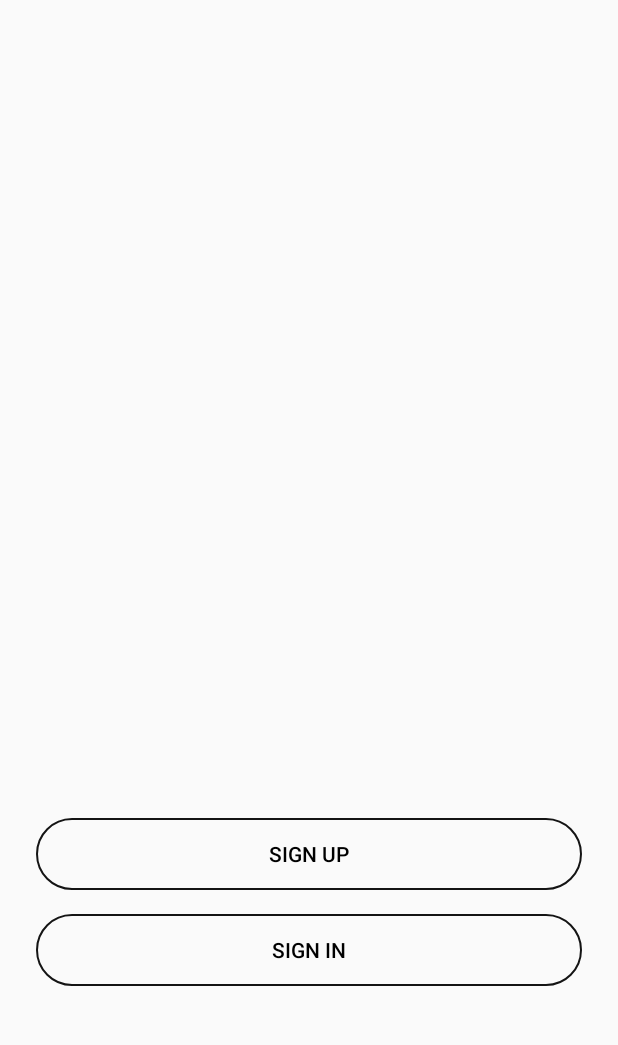
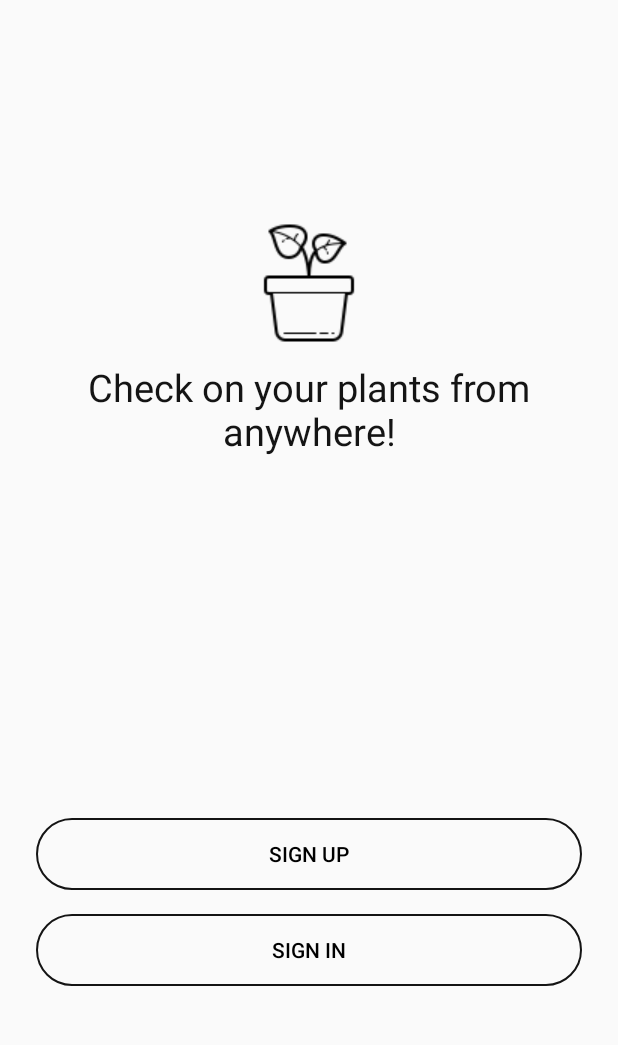
Before and after one commit to tmastrom/PlantMonitor-Android, an Android app: the screen it shows after launch (DashboardActivity), on a phone screen of 412 x 824 dp, the part 124-1169 px from its top. Run offline under Robolectric (Android 15) with nearby library versions, the phone set to English and light mode, and no system bars; our stand-ins replace Firebase (no records; nobody signed in at launch, a user with empty details on screens opened directly), data binding; libraries missing offline, so code that uses them is left out: com.firebase.ui, org.kodein.di; 3 statements that could not run were skipped.

Commit message:
add image and quote to home page

```diff
--- a/app/src/main/res/layout/fragment_home.xml
+++ b/app/src/main/res/layout/fragment_home.xml
@@ -59,6 +59,28 @@
             app:layout_constraintEnd_toEndOf="parent"
             app:layout_constraintStart_toStartOf="parent" />
 
+        <TextView
+            android:id="@+id/app_description"
+            android:layout_width="wrap_content"
+            android:layout_height="wrap_content"
+            android:text="Check on your plants from anywhere!"
+            android:textAlignment="center"
+            android:textColor="@color/colorAccent"
+            android:textSize="25sp"
+            app:layout_constraintBottom_toTopOf="@+id/btn_signup"
+            app:layout_constraintEnd_toEndOf="parent"
+            app:layout_constraintStart_toStartOf="parent"
+            app:layout_constraintTop_toBottomOf="@+id/title_text" />
+
+        <ImageView
+            android:id="@+id/imageView"
+            android:layout_width="wrap_content"
+            android:layout_height="wrap_content"
+            android:src="@drawable/icons8_potted_plant_100"
+            app:layout_constraintBottom_toTopOf="@+id/app_description"
+            app:layout_constraintEnd_toEndOf="parent"
+            app:layout_constraintStart_toStartOf="parent" />
+
     </androidx.constraintlayout.widget.ConstraintLayout>
 
 
```
Also changed, not shown: app/src/main/res/drawable/icons8_potted_plant_100.png (added).
